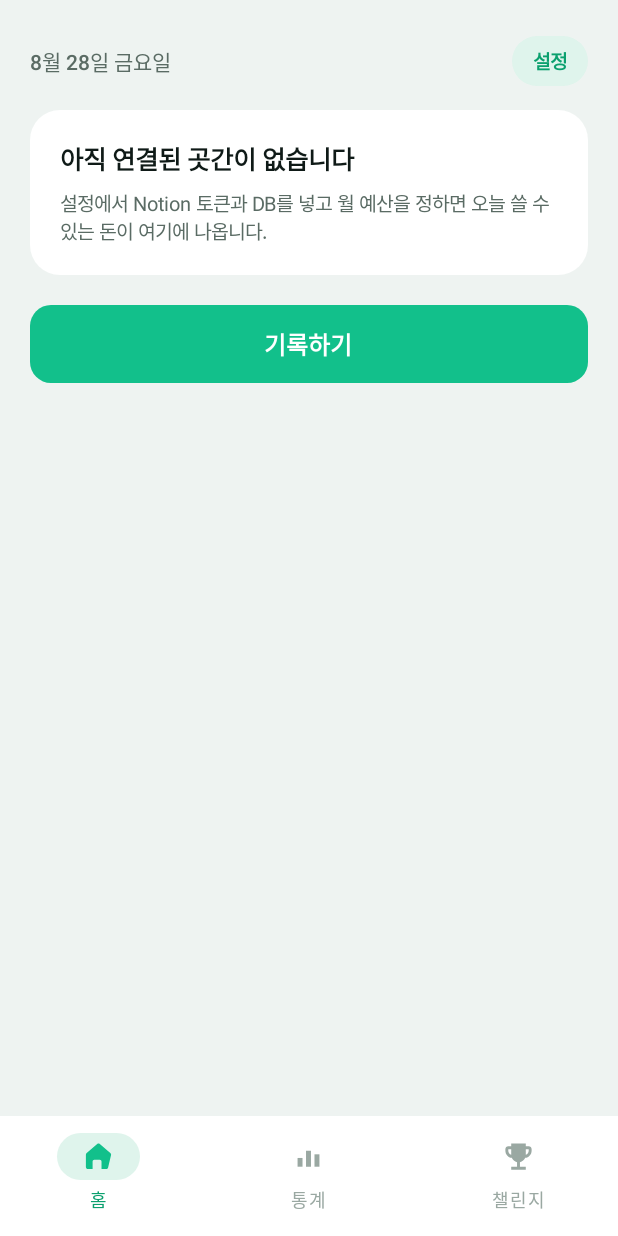
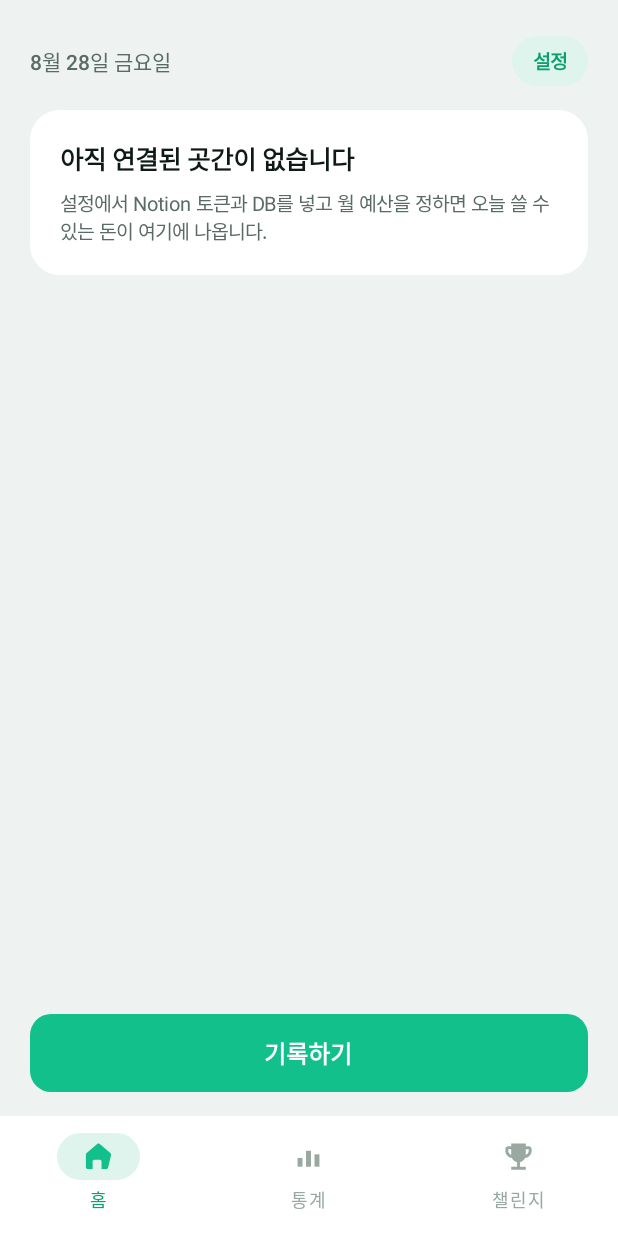
Before and after one commit to Jaehito/Calc, an Android app built with Jetpack Compose: the screen it shows after launch (HomeActivity), on a phone screen of 412 x 824 dp. Run offline under Robolectric (Android 15) with nearby library versions, the phone set to English and light mode, and no system bars; pictures from the network do not load.

Commit message:
기록하기 버튼을 하단에 고정 — 하단 탭에 가리던 문제 수정
곳간 카드가 둘이면 홈 스크롤이 길어지는데, 기록하기 버튼이 스크롤 안에 있어
하단 탭 바에 반쯤 가렸다. 위(카드·내역)만 스크롤하고 버튼은 스크롤 밖 하단에
고정해 늘 보이게 한다.

```diff
--- a/android/app/src/main/java/com/calc/expense/HomeScreen.kt
+++ b/android/app/src/main/java/com/calc/expense/HomeScreen.kt
@@ -57,12 +57,19 @@ fun HomeScreen(
     onOpenHistory: (Purse) -> Unit,
     onRecord: () -> Unit,
 ) {
+    // 위(카드·내역)는 스크롤하고, 기록하기 버튼은 아래에 고정한다.
+    // 곳간 카드가 둘이면 스크롤이 길어지는데, 버튼이 스크롤 안에 있으면 하단 탭에 가려진다.
     Column(
         modifier = Modifier
             .fillMaxSize()
-            .background(HomePalette.Ground)
+            .background(HomePalette.Ground),
+    ) {
+        Column(
+            modifier = Modifier
+                .weight(1f)
+                .fillMaxWidth()
                 .verticalScroll(rememberScrollState())
-            .padding(horizontal = 20.dp, vertical = 24.dp),
+                .padding(start = 20.dp, end = 20.dp, top = 24.dp, bottom = 4.dp),
         ) {
             Row(verticalAlignment = Alignment.CenterVertically) {
                 Text(
@@ -100,12 +107,15 @@ fun HomeScreen(
                 Spacer(Modifier.height(4.dp))
                 Text(text = notice, color = HomePalette.Muted, fontSize = 12.sp)
             }
+        }
 
-        Spacer(Modifier.height(20.dp))
-
+        // 하단 고정 — 늘 보인다.
         Button(
             onClick = onRecord,
-            modifier = Modifier.fillMaxWidth().height(52.dp),
+            modifier = Modifier
+                .fillMaxWidth()
+                .padding(start = 20.dp, end = 20.dp, top = 8.dp, bottom = 16.dp)
+                .height(52.dp),
             shape = RoundedCornerShape(14.dp),
             colors = ButtonDefaults.buttonColors(containerColor = HomePalette.AccentBright),
         ) {
```
Lines whose indentation alone changed are shown as unchanged.
